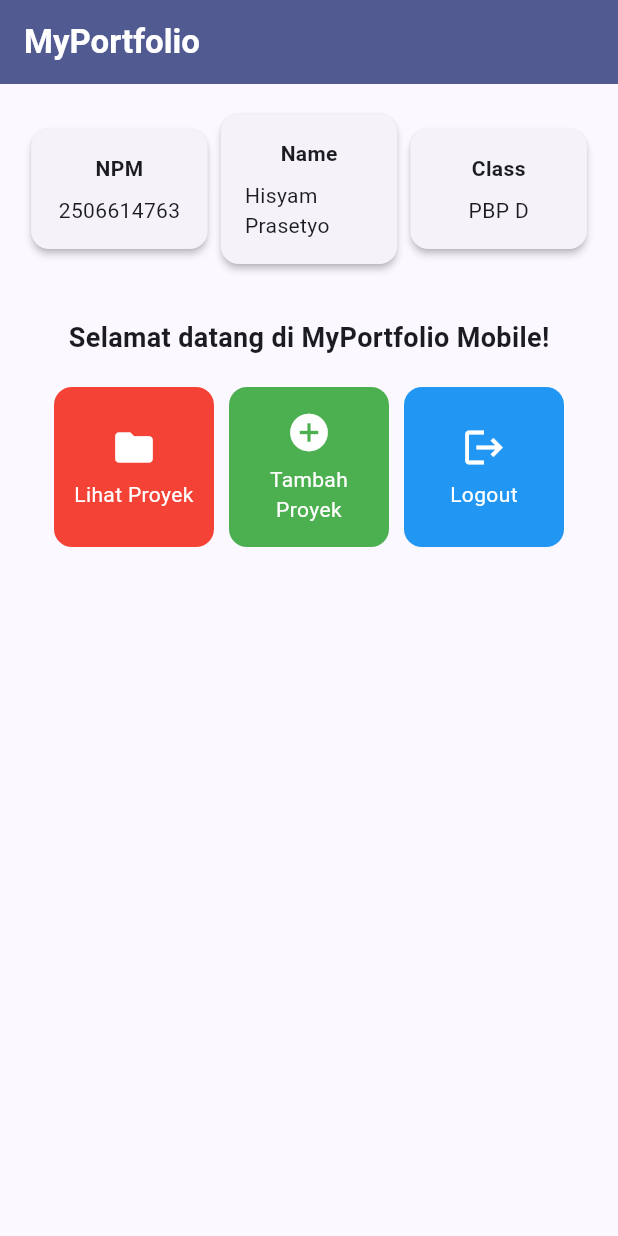
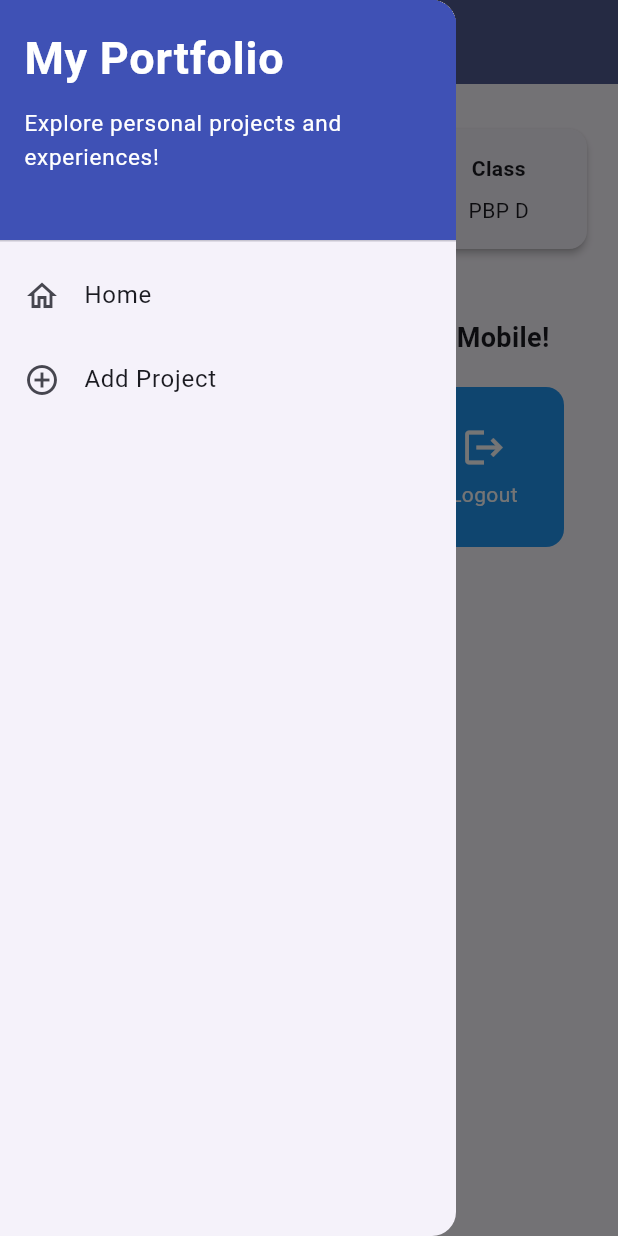
Before and after one commit to syxm1/myportofolio_mobile, a Flutter app: the screen it shows after launch, with the side drawer open (before the commit the screen has no drawer), on a phone screen of 412 x 824 dp. Run offline on Flutter 3.47's test engine with Material 3 defaults, Android fonts, the phone set to English and light mode, and no system bars; our stand-ins replace material_ui.

Commit message:
feat: Tutorial 9

```diff
--- a/lib/main.dart
+++ b/lib/main.dart
@@ -1,5 +1,5 @@
-import 'package:flutter/material.dart';
-import 'package:myportofolio_mobile/menu.dart';
+import 'package:material_ui/material_ui.dart';
+import 'package:myportofolio_mobile/screens/menu.dart';
 
 void main() {
   runApp(const MyApp());
--- a/lib/menu.dart
+++ b/lib/screens/menu.dart
@@ -1,4 +1,6 @@
-import 'package:flutter/material.dart';
+import 'package:material_ui/material_ui.dart';
+import 'package:myportofolio_mobile/widgets/left_drawer.dart';
+import 'package:myportofolio_mobile/widgets/project_card.dart';
 
 class MyHomePage extends StatelessWidget {
   MyHomePage({super.key});
@@ -24,7 +26,9 @@ class MyHomePage extends StatelessWidget {
           style: TextStyle(color: Colors.white, fontWeight: FontWeight.bold),
         ),
         backgroundColor: Theme.of(context).colorScheme.primary,
+        iconTheme: const IconThemeData(color: Colors.white),
       ),
+      drawer: const LeftDrawer(),
       // Body halaman utama dengan padding di sekelilingnya.
       body: Padding(
         padding: const EdgeInsets.all(16.0),
@@ -117,47 +121,3 @@ class ItemHomepage {
 
   ItemHomepage(this.name, this.icon, this.color);
 }
-
-class ItemCard extends StatelessWidget {
-  final ItemHomepage item;
-
-  const ItemCard(this.item, {super.key});
-
-  @override
-  Widget build(BuildContext context) {
-    return Material(
-      color: item.color,
-      borderRadius: BorderRadius.circular(12),
-      child: InkWell(
-        // Aksi ketika kartu ditekan oleh pengguna.
-        onTap: () {
-          // Menampilkan SnackBar dengan pesan interaktif.
-          ScaffoldMessenger.of(context)
-            ..hideCurrentSnackBar()
-            ..showSnackBar(
-              SnackBar(
-                content: Text("Kamu telah menekan tombol ${item.name}!"),
-              ),
-            );
-        },
-        child: Container(
-          padding: const EdgeInsets.all(8),
-          child: Center(
-            child: Column(
-              mainAxisAlignment: MainAxisAlignment.center,
-              children: [
-                Icon(item.icon, color: Colors.white, size: 30.0),
-                const Padding(padding: EdgeInsets.all(3)),
-                Text(
-                  item.name,
-                  textAlign: TextAlign.center,
-                  style: const TextStyle(color: Colors.white),
-                ),
-              ],
-            ),
-          ),
-        ),
-      ),
-    );
-  }
-}
--- /dev/null
+++ b/lib/widgets/left_drawer.dart
@@ -0,0 +1,61 @@
+import 'package:material_ui/material_ui.dart';
+import 'package:myportofolio_mobile/screens/menu.dart';
+
+// TODO: Impor halaman ProjectFormPage jika sudah dibuat
+
+class LeftDrawer extends StatelessWidget {
+  const LeftDrawer({super.key});
+
+  @override
+  Widget build(BuildContext context) {
+    return Drawer(
+      child: ListView(
+        children: [
+          const DrawerHeader(
+            decoration: BoxDecoration(color: Colors.indigo),
+            child: Column(
+              crossAxisAlignment: CrossAxisAlignment.start,
+              children: [
+                Text(
+                  'My Portfolio',
+                  style: TextStyle(
+                    fontSize: 30,
+                    fontWeight: FontWeight.bold,
+                    color: Colors.white,
+                  ),
+                ),
+                SizedBox(height: 10),
+                Text(
+                  'Explore personal projects and experiences!',
+                  style: TextStyle(fontSize: 15, color: Colors.white),
+                ),
+              ],
+            ),
+          ),
+          // TODO: Bagian routing
+          ListTile(
+            leading: const Icon(Icons.home_outlined),
+            title: const Text('Home'),
+            // Navigasi ke halaman utama portofolio
+            onTap: () {
+              Navigator.pushReplacement(
+                context,
+                MaterialPageRoute(builder: (context) => MyHomePage()),
+              );
+            },
+          ),
+          ListTile(
+            leading: const Icon(Icons.add_circle_outline),
+            title: const Text('Add Project'),
+            // Navigasi ke halaman tambah proyek
+            onTap: () {
+              /*
+    TODO: Buatlah routing ke halaman ProjectFormPage yang akan dibuat nanti.
+    */
+            },
+          ),
+        ],
+      ),
+    );
+  }
+}
--- /dev/null
+++ b/lib/widgets/project_card.dart
@@ -0,0 +1,51 @@
+import 'package:material_ui/material_ui.dart';
+import 'package:myportofolio_mobile/screens/menu.dart';
+
+class ItemCard extends StatelessWidget {
+  final ItemHomepage item;
+
+  const ItemCard(this.item, {super.key});
+
+  @override
+  Widget build(BuildContext context) {
+    return Material(
+      color: item.color,
+      borderRadius: BorderRadius.circular(12),
+      child: InkWell(
+        // Area responsif terhadap sentuhan
+        onTap: () {
+          // Memunculkan SnackBar ketika diklik
+          ScaffoldMessenger.of(context)
+            ..hideCurrentSnackBar()
+            ..showSnackBar(
+              SnackBar(
+                content: Text("Kamu telah menekan tombol ${item.name}!"),
+              ),
+            );
+
+          // Navigate ke halaman yang sesuai
+          if (item.name == "Tambah Proyek") {
+            // TODO: Gunakan Navigator.push() untuk melakukan navigasi ke MaterialPageRoute yang mencakup ProjectFormPage
+          }
+        },
+        child: Container(
+          padding: const EdgeInsets.all(8),
+          child: Center(
+            child: Column(
+              mainAxisAlignment: MainAxisAlignment.center,
+              children: [
+                Icon(item.icon, color: Colors.white, size: 30.0),
+                const Padding(padding: EdgeInsets.all(3)),
+                Text(
+                  item.name,
+                  textAlign: TextAlign.center,
+                  style: const TextStyle(color: Colors.white),
+                ),
+              ],
+            ),
+          ),
+        ),
+      ),
+    );
+  }
+}
```
Also changed, not shown: lib/screens/project_form.dart (added, +212 -0 lines).
